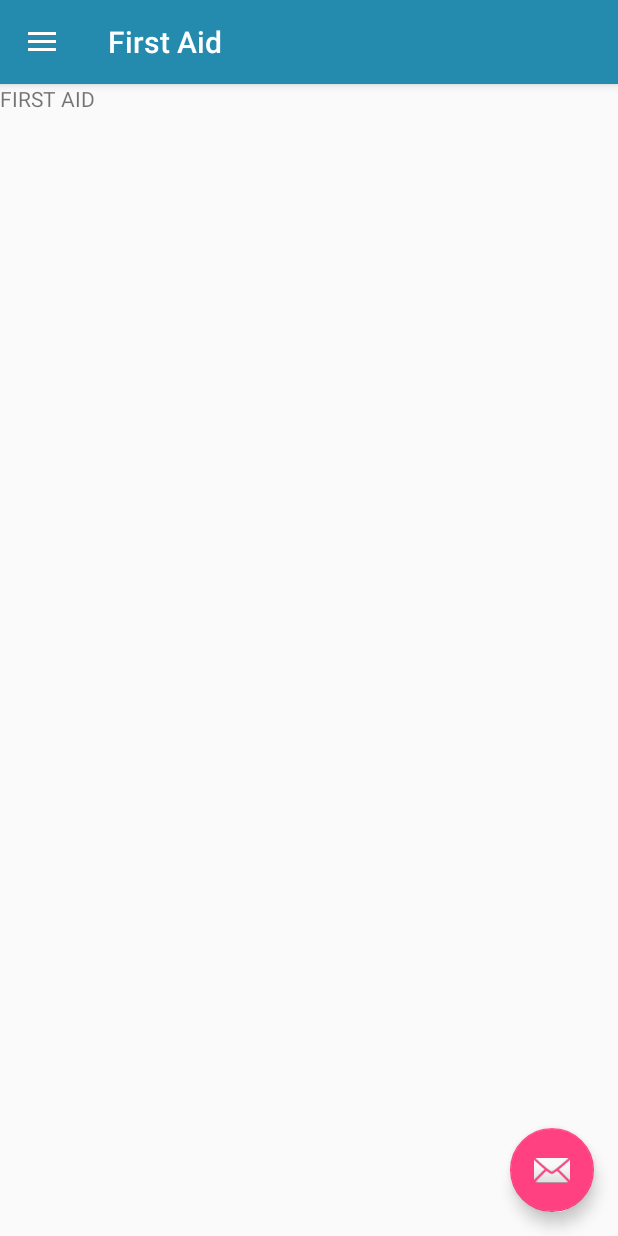
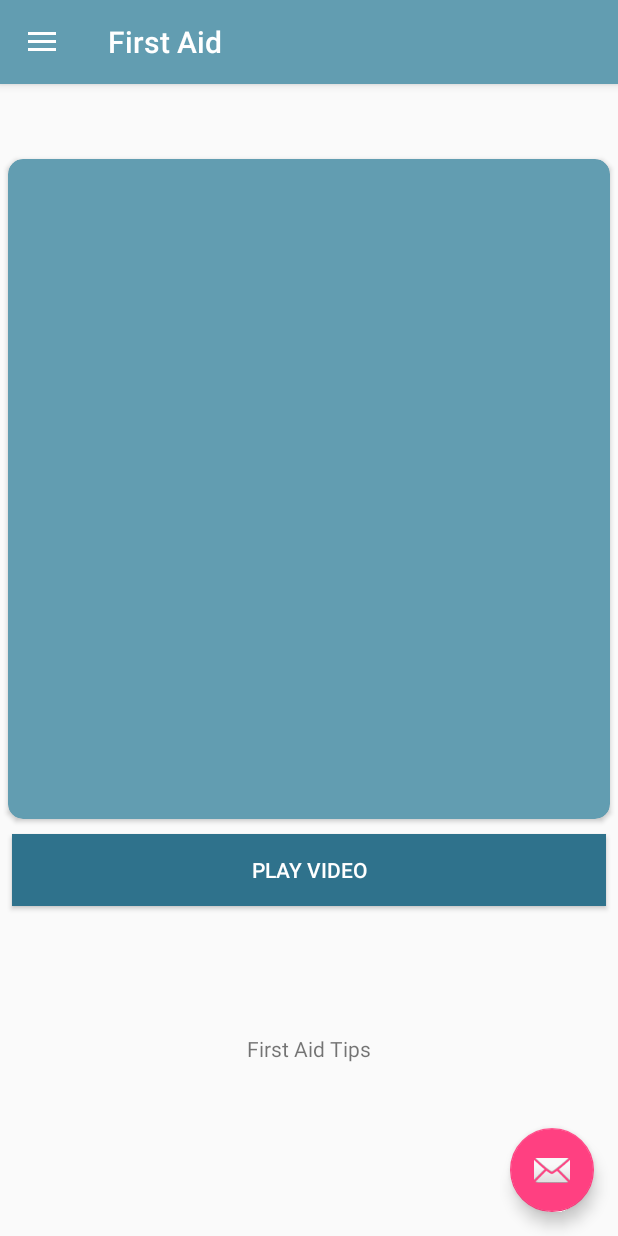
Before and after one commit to 2015084962/BAHAnda, an Android app: the screen it shows after launch (MainActivity), in the side drawer, after a tap on "First Aid", on a phone screen of 412 x 824 dp. Run offline under Robolectric (Android 15) with nearby library versions, the phone set to English and light mode, and no system bars.

Commit message:
Updated First Aid

```diff
--- a/app/src/main/res/layout/fragment_firstaid.xml
+++ b/app/src/main/res/layout/fragment_firstaid.xml
@@ -1,14 +1,69 @@
 <?xml version="1.0" encoding="utf-8"?>
-<FrameLayout xmlns:android="http://schemas.android.com/apk/res/android"
+<android.support.constraint.ConstraintLayout xmlns:android="http://schemas.android.com/apk/res/android"
+    xmlns:app="http://schemas.android.com/apk/res-auto"
     xmlns:tools="http://schemas.android.com/tools"
+    android:id="@+id/frameLayout"
     android:layout_width="match_parent"
     android:layout_height="match_parent"
     tools:context=".firstaid">
 
     <!-- TODO: Update blank fragment layout -->
+
+    <android.support.v7.widget.CardView
+        android:id="@+id/cardView"
+        android:layout_width="0dp"
+        android:layout_height="0dp"
+        android:layout_marginStart="5dp"
+        android:layout_marginLeft="10dp"
+        android:layout_marginTop="50dp"
+        android:layout_marginEnd="5dp"
+        android:layout_marginRight="10dp"
+        android:layout_marginBottom="10dp"
+        app:cardBackgroundColor="@color/colorPrimary"
+        app:cardCornerRadius="10dp"
+        app:layout_constraintBottom_toTopOf="@+id/button"
+        app:layout_constraintEnd_toEndOf="parent"
+        app:layout_constraintHorizontal_bias="0.0"
+        app:layout_constraintStart_toStartOf="parent"
+        app:layout_constraintTop_toTopOf="parent"
+        app:layout_constraintVertical_chainStyle="spread_inside">
+
+    </android.support.v7.widget.CardView>
+
     <TextView
-        android:layout_width="match_parent"
-        android:layout_height="match_parent"
-        android:text="FIRST AID" />
+        android:id="@+id/textView2"
+        android:layout_width="0dp"
+        android:layout_height="50dp"
+        android:layout_marginStart="10dp"
+        android:layout_marginLeft="10dp"
+        android:layout_marginTop="50dp"
+        android:layout_marginEnd="10dp"
+        android:layout_marginRight="10dp"
+        android:layout_marginBottom="100dp"
+        android:gravity="center"
+        android:text="First Aid Tips"
+        app:layout_constraintBottom_toBottomOf="parent"
+        app:layout_constraintEnd_toEndOf="parent"
+        app:layout_constraintHorizontal_bias="1.0"
+        app:layout_constraintStart_toStartOf="parent"
+        app:layout_constraintTop_toBottomOf="@+id/button" />
 
-</FrameLayout>
+    <Button
+        android:id="@+id/button"
+        android:layout_width="0dp"
+        android:layout_height="wrap_content"
+        android:layout_marginStart="8dp"
+        android:layout_marginLeft="8dp"
+        android:layout_marginEnd="8dp"
+        android:layout_marginRight="8dp"
+        android:layout_marginBottom="20dp"
+        android:background="?attr/actionModeSplitBackground"
+        android:gravity="center"
+        android:text="Play Video"
+        android:textColor="@android:color/white"
+        app:layout_constraintBottom_toTopOf="@+id/textView2"
+        app:layout_constraintEnd_toEndOf="parent"
+        app:layout_constraintStart_toStartOf="parent"
+        app:layout_constraintTop_toBottomOf="@+id/cardView" />
+
+</android.support.constraint.ConstraintLayout>
--- a/app/src/main/res/values/colors.xml
+++ b/app/src/main/res/values/colors.xml
@@ -1,6 +1,6 @@
 <?xml version="1.0" encoding="utf-8"?>
 <resources>
-    <color name="colorPrimary">#248bae</color>
+    <color name="colorPrimary">#629db1</color>
     <color name="colorPrimaryDark">#2f728c</color>
     <color name="colorAccent">#FF4081</color>
 </resources>
```
